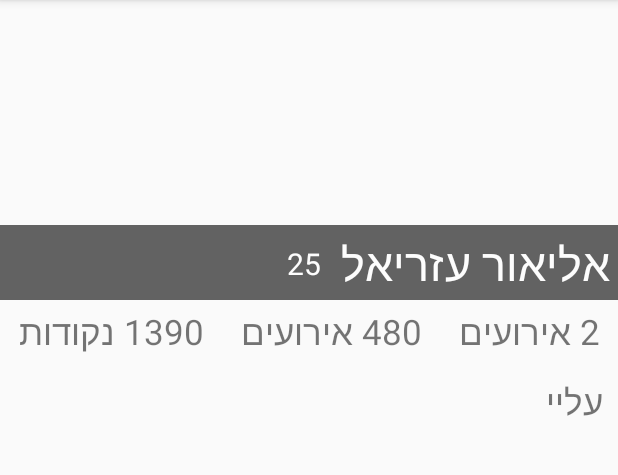
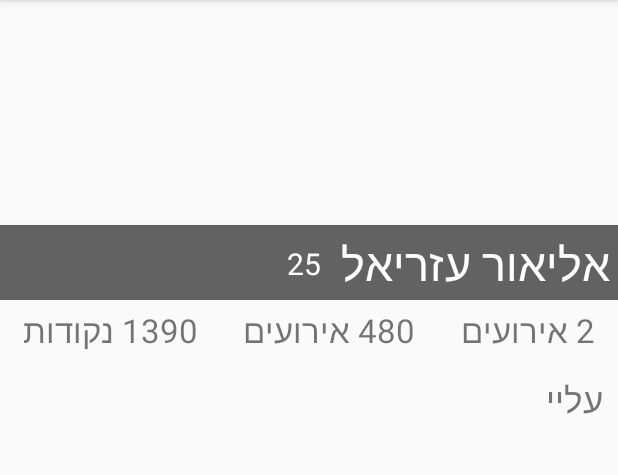
Before and after one commit to barhaim/user_profile, an Android app: the screen it shows after launch (ProfileActivity), on a phone screen of 412 x 824 dp, the part 84-559 px from its top. Run offline under Robolectric (Android 15) with nearby library versions, the phone set to English and light mode, and no system bars; network calls fail.

Commit message:
Changed font size to 22dp

```diff
--- a/app/src/main/res/layout/profile_activity.xml
+++ b/app/src/main/res/layout/profile_activity.xml
@@ -63,7 +63,7 @@
             android:layout_height="wrap_content"
             android:text="1390 נקודות"
             android:id="@+id/textView"
-            android:textSize="23dp"
+            android:textSize="22dp"
             android:layout_weight="33"
             android:padding="5dp"
             android:gravity="center_horizontal|center_vertical"/>
@@ -73,7 +73,7 @@
             android:layout_height="wrap_content"
             android:text="480 אירועים"
             android:id="@+id/textView2"
-            android:textSize="23dp"
+            android:textSize="22dp"
             android:layout_weight="33"
             android:padding="5dp"
             android:gravity="center_horizontal|center_vertical"/>
@@ -83,7 +83,7 @@
             android:layout_height="wrap_content"
             android:text="2 אירועים"
             android:id="@+id/textView3"
-            android:textSize="23dp"
+            android:textSize="22dp"
             android:layout_weight="33"
             android:padding="5dp"
             android:gravity="center_horizontal|center_vertical"/>
```
